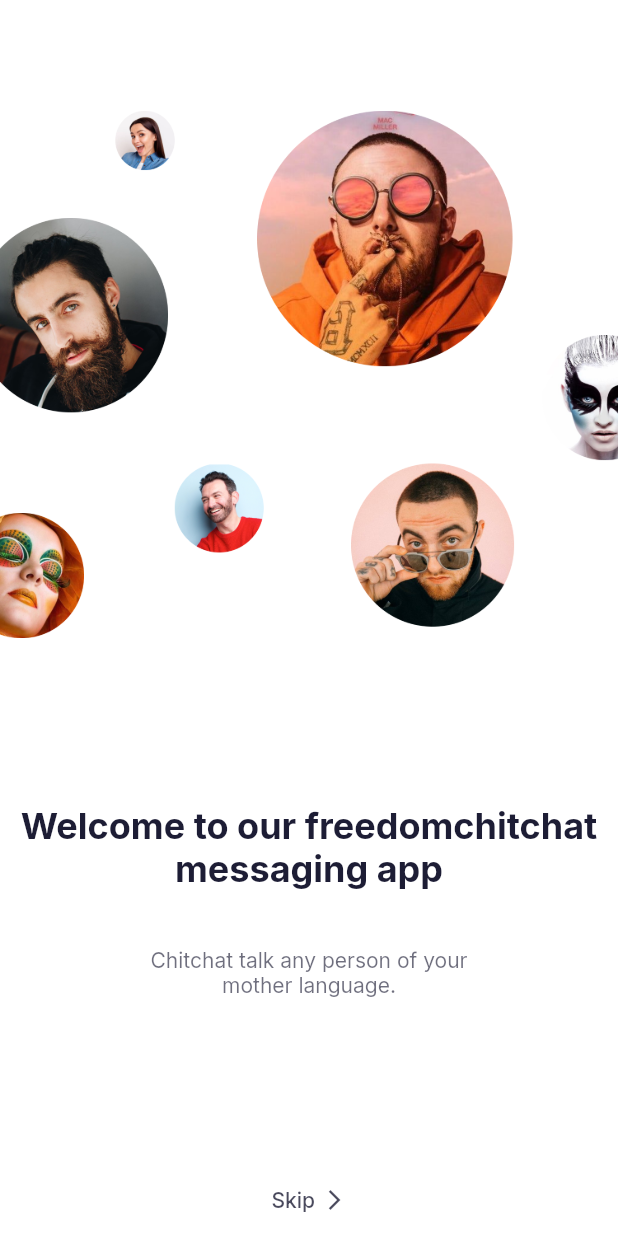
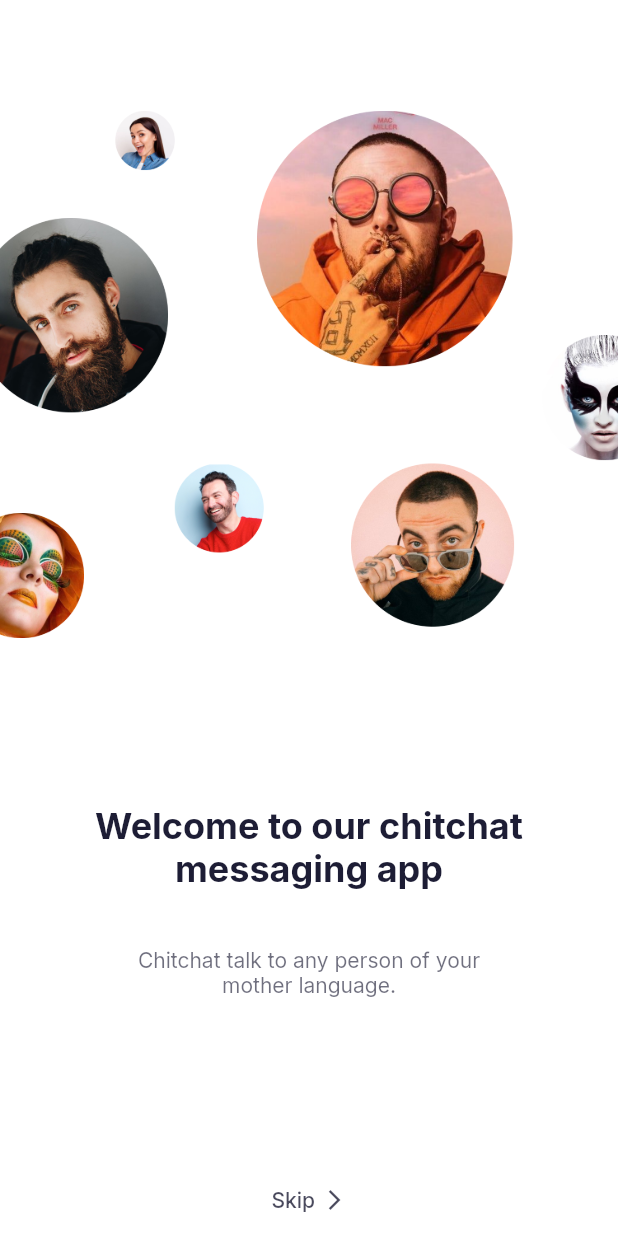
Before and after one commit to iamnwaka/Chizchat, a Flutter app: the screen it shows after launch, on a phone screen of 412 x 824 dp. Run offline on Flutter 3.47's test engine with Material 2 defaults, Android fonts, the phone set to English and light mode, and no system bars; our stand-ins replace google_fonts.

Commit message:
statuesicon

```diff
--- a/lib/screens/chats/chats_screen.dart
+++ b/lib/screens/chats/chats_screen.dart
@@ -37,8 +37,9 @@ class _ChatsScreenState extends State<ChatsScreen> {
         });
       },
       items: [
-        BottomNavigationBarItem(icon: Icon(Icons.messenger), label: "Chats"),
+        BottomNavigationBarItem(icon: Icon(Icons.messenger_outline_outlined), label: "Chats"),
         BottomNavigationBarItem(icon: Icon(Icons.people), label: "People"),
+         BottomNavigationBarItem(icon: Icon(Icons.camera), label: "Status"),
         BottomNavigationBarItem(icon: Icon(Icons.call), label: "Calls"),
         BottomNavigationBarItem(
           icon: CircleAvatar(
--- a/lib/screens/welcome/welcome_screen.dart
+++ b/lib/screens/welcome/welcome_screen.dart
@@ -13,7 +13,7 @@ class WelcomeScreen extends StatelessWidget {
             Image.asset("assets/images/welcome_image.png"),
             Spacer(flex: 3),
             Text(
-              "Welcome to our freedomchitchat \nmessaging app",
+              "Welcome to our chitchat \nmessaging app",
               textAlign: TextAlign.center,
               style: Theme.of(context)
                   .textTheme
@@ -22,7 +22,7 @@ class WelcomeScreen extends StatelessWidget {
             ),
             Spacer(),
             Text(
-              "Chitchat talk any person of your \nmother language.",
+              "Chitchat talk to any person of your \nmother language.",
               textAlign: TextAlign.center,
               style: TextStyle(
                 color: Theme.of(context)
--- a/pubspec.yaml
+++ b/pubspec.yaml
@@ -34,7 +34,7 @@ dependencies:
   google_sign_in: ^4.5.9
   flutter_signin_button: ^1.1.0
   provider: ^4.3.3
-  fluttertoast: ^3.1.3
+  # fluttertoast: ^3.1.3
   image_picker: ^0.6.4
   # shared_preferences: ^0.5.3+4
   firebase_storage: ^7.0.0
```
Also changed, not shown: pubspec.lock.
